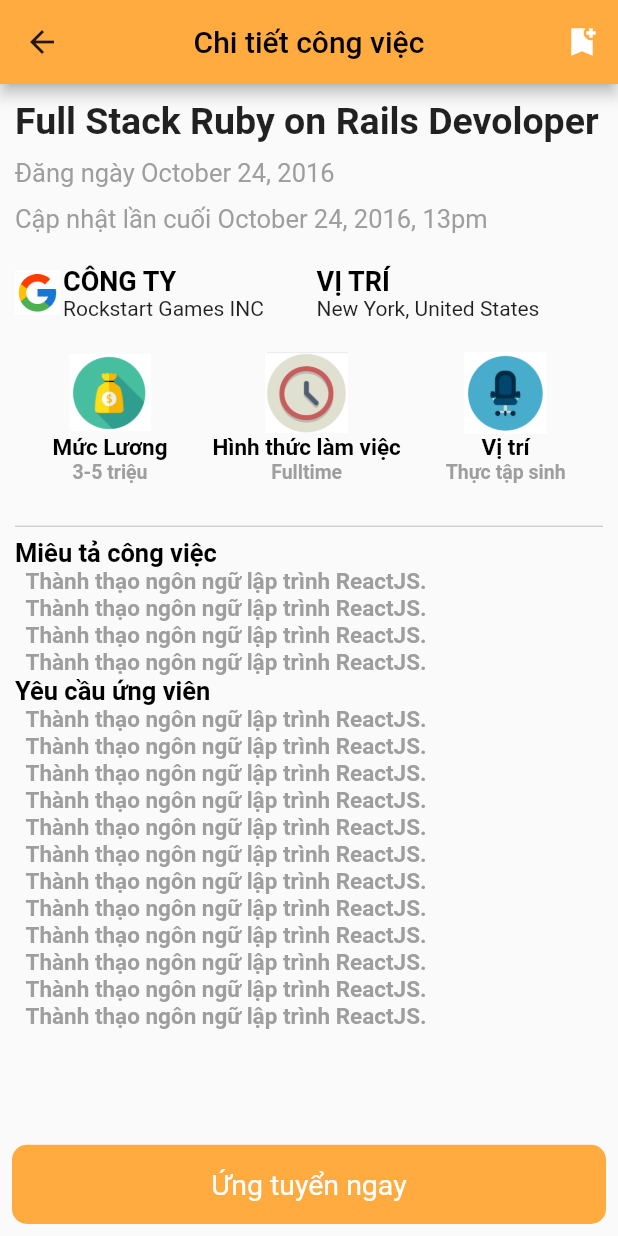
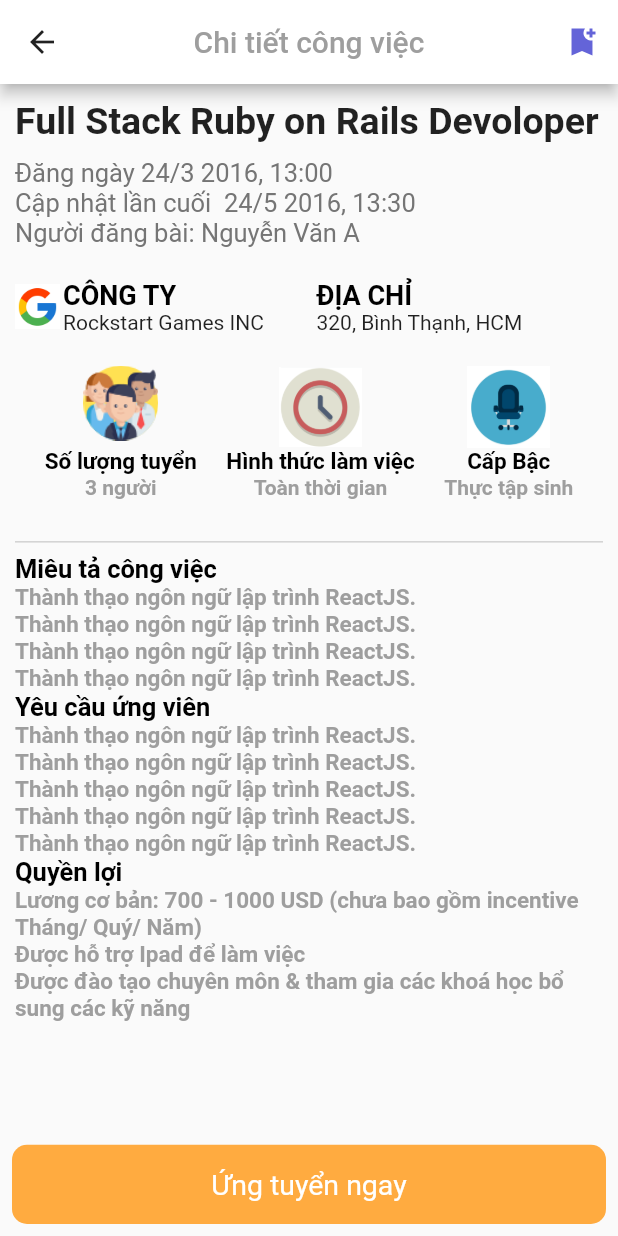
Before and after one commit to levihoang/r2s, a Flutter app: the DetailPost screen opened directly, on a phone screen of 412 x 824 dp. Run offline on Flutter 3.47's test engine with Material 2 defaults, Android fonts, the phone set to English and light mode, and no system bars; our stand-ins replace cached_network_image, dropdown_button2, flutter_icons_null_safety, get_it, google_fonts, smooth_page_indicator and 2 more; accounts and stored records are empty; network calls fail.

Commit message:
style: them notification, sua change, detailPost, forgot, loginsignup, init

```diff
--- a/lib/screens/detail_post_screen.dart
+++ b/lib/screens/detail_post_screen.dart
@@ -20,7 +20,9 @@ class _DetailPostState extends State<DetailPost> {
             IconButton(
               icon: Icon(
                 Icons.bookmark_add_sharp,
-                color: isChangeColor ? Colors.brown : Colors.white,
+                color: isChangeColor
+                    ? Color.fromARGB(255, 203, 83, 39)
+                    : Color.fromARGB(255, 100, 100, 216),
               ),
               onPressed: () {
                 setState(() {
@@ -31,13 +33,13 @@ class _DetailPostState extends State<DetailPost> {
           ],
           title: const Text("Chi tiết công việc",
               style: TextStyle(
-                color: Colors.black,
+                color: Colors.grey,
               )),
           centerTitle: true,
           iconTheme: const IconThemeData(
             color: Colors.black87, //change your color here
           ),
-          backgroundColor: Colors.orangeAccent,
+          backgroundColor: Colors.white,
         ),
         body: Padding(
           padding: const EdgeInsets.all(10),
@@ -54,15 +56,16 @@ class _DetailPostState extends State<DetailPost> {
                   height: sizediv,
                 ),
                 Text(
-                  "Đăng ngày October 24, 2016",
-                  style: TextStyle(fontSize: 17, color: Colors.grey.shade500),
-                ),
-                SizedBox(
-                  height: sizediv,
+                  "Đăng ngày 24/3 2016, 13:00",
+                  style: TextStyle(fontSize: 17, color: Colors.grey.shade600),
                 ),
                 Text(
-                  "Cập nhật lần cuối October 24, 2016, 13pm",
-                  style: TextStyle(fontSize: 17, color: Colors.grey.shade500),
+                  "Cập nhật lần cuối  24/5 2016, 13:30",
+                  style: TextStyle(fontSize: 17, color: Colors.grey.shade600),
+                ),
+                Text(
+                  "Người đăng bài: Nguyễn Văn A",
+                  style: TextStyle(fontSize: 17, color: Colors.grey.shade600),
                 ),
                 SizedBox(
                   height: sizediv,
@@ -79,38 +82,34 @@ class _DetailPostState extends State<DetailPost> {
                   color: Colors.grey.shade400,
                 ),
                 title("Miêu tả công việc", 17, Colors.black),
-                title("  Thành thạo ngôn ngữ lập trình ReactJS.", 15,
+                title(
+                    "Thành thạo ngôn ngữ lập trình ReactJS.", 15, Colors.grey),
+                title(
+                    "Thành thạo ngôn ngữ lập trình ReactJS.", 15, Colors.grey),
+                title(
+                    "Thành thạo ngôn ngữ lập trình ReactJS.", 15, Colors.grey),
+                title(
+                    "Thành thạo ngôn ngữ lập trình ReactJS.", 15, Colors.grey),
+                title("Yêu cầu ứng viên", 17, Colors.black),
+                title(
+                    "Thành thạo ngôn ngữ lập trình ReactJS.", 15, Colors.grey),
+                title(
+                    "Thành thạo ngôn ngữ lập trình ReactJS.", 15, Colors.grey),
+                title(
+                    "Thành thạo ngôn ngữ lập trình ReactJS.", 15, Colors.grey),
+                title(
+                    "Thành thạo ngôn ngữ lập trình ReactJS.", 15, Colors.grey),
+                title(
+                    "Thành thạo ngôn ngữ lập trình ReactJS.", 15, Colors.grey),
+                title("Quyền lợi", 17, Colors.black),
+                title(
+                    "Lương cơ bản: 700 - 1000 USD (chưa bao gồm incentive Tháng/ Quý/ Năm)",
+                    15,
                     Colors.grey),
-                title("  Thành thạo ngôn ngữ lập trình ReactJS.", 15,
-                    Colors.grey),
-                title("  Thành thạo ngôn ngữ lập trình ReactJS.", 15,
-                    Colors.grey),
-                title("  Thành thạo ngôn ngữ lập trình ReactJS.", 15,
-                    Colors.grey),
-                title("Yêu cầu ứng viên", 17, Colors.black),
-                title("  Thành thạo ngôn ngữ lập trình ReactJS.", 15,
-                    Colors.grey),
-                title("  Thành thạo ngôn ngữ lập trình ReactJS.", 15,
-                    Colors.grey),
-                title("  Thành thạo ngôn ngữ lập trình ReactJS.", 15,
-                    Colors.grey),
-                title("  Thành thạo ngôn ngữ lập trình ReactJS.", 15,
-                    Colors.grey),
-                title("  Thành thạo ngôn ngữ lập trình ReactJS.", 15,
-                    Colors.grey),
-                title("  Thành thạo ngôn ngữ lập trình ReactJS.", 15,
-                    Colors.grey),
-                title("  Thành thạo ngôn ngữ lập trình ReactJS.", 15,
-                    Colors.grey),
-                title("  Thành thạo ngôn ngữ lập trình ReactJS.", 15,
-                    Colors.grey),
-                title("  Thành thạo ngôn ngữ lập trình ReactJS.", 15,
-                    Colors.grey),
-                title("  Thành thạo ngôn ngữ lập trình ReactJS.", 15,
-                    Colors.grey),
-                title("  Thành thạo ngôn ngữ lập trình ReactJS.", 15,
-                    Colors.grey),
-                title("  Thành thạo ngôn ngữ lập trình ReactJS.", 15,
+                title("Được hỗ trợ Ipad để làm việc", 15, Colors.grey),
+                title(
+                    "Được đào tạo chuyên môn & tham gia các khoá học bổ sung các kỹ năng",
+                    15,
                     Colors.grey),
               ],
             ),
@@ -131,12 +130,15 @@ Widget SJP() {
         Column(
           children: [
             Image.asset(
-              "images/money1.png",
-              width: 55,
-              height: 55,
+              "images/teamwork.png",
+              width: 50,
+              height: 50,
             ),
-            title("Mức Lương", 15, Colors.black),
-            title("3-5 triệu", 13, Colors.grey)
+            SizedBox(
+              height: 5,
+            ),
+            title("Số lượng tuyển", 15, Colors.black),
+            title("3 người", 14, Colors.grey)
           ],
         ),
         Column(
@@ -147,7 +149,7 @@ Widget SJP() {
               height: 55,
             ),
             title("Hình thức làm việc", 15, Colors.black),
-            title("Fulltime", 13, Colors.grey)
+            title("Toàn thời gian", 14, Colors.grey)
           ],
         ),
         Column(
@@ -157,8 +159,8 @@ Widget SJP() {
               width: 55,
               height: 55,
             ),
-            title("Vị trí", 15, Colors.black),
-            title("Thực tập sinh", 13, Colors.grey)
+            title("Cấp Bậc", 15, Colors.black),
+            title("Thực tập sinh", 14, Colors.grey)
           ],
         )
       ],
@@ -208,30 +210,14 @@ Widget companyInfor(BuildContext context) {
           mainAxisAlignment: MainAxisAlignment.start,
           crossAxisAlignment: CrossAxisAlignment.start,
           children: [
-            title("VỊ TRÍ", 18, Colors.black),
-            const Text("New York, United States"),
+            title("ĐỊA CHỈ", 18, Colors.black),
+            const Text("320, Bình Thạnh, HCM"),
           ],
         )
       ],
     ),
   );
 }
-
-// Widget titleBox(double size, BuildContext context) {
-//   return Padding(
-//     padding: const EdgeInsets.only(top: 10),
-//     child: Container(
-//       height: size * 10,
-//       width: MediaQuery.of(context).size.width - 30,
-//       color: Colors.grey.shade200,
-//       child: Column(
-//         children: [
-//           title("UI/UX Design", size * 2),
-//         ],
-//       ),
-//     ),
-//   );
-// }
 
 Widget title(String text, double size, Color color) {
   return Text(
```
Also changed, not shown: lib/screens/change_password_screen.dart (+21 -14 lines), lib/screens/config/palette.dart (deleted, +0 -11 lines), lib/screens/forgot_pass_screen.dart (+20 -12 lines), lib/screens/loginandsignup_screen.dart (+119 -78 lines), lib/screens/otp_page.dart (+15 -11 lines), lib/screens/pages/notification_list_screen.dart (added, +46 -0 lines), lib/screens/pages/notification_screen.dart (added, +52 -0 lines), lib/screens/widgets/box_with_label.dart (+5 -11 lines), lib/screens/widgets/init_screen.dart (+5 -5 lines), lib/screens/widgets/notification_title.dart (added, +58 -0 lines), lib/utils/colors.dart (+7 -0 lines), lib/utils/global_variables.dart (+3 -4 lines), images/logo_company.png (added), images/teamwork.png (added), 1 more files, 1 other file.
